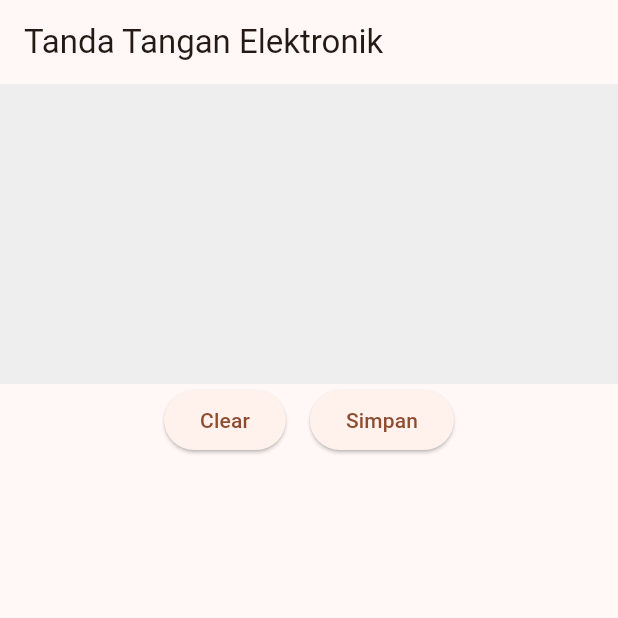
After one commit to PieByter/Flutter_Project, a Flutter app: the SignaturePage screen opened directly, on a phone screen of 412 x 824 dp, the top half of it. The commit adds this screen. Run offline on Flutter 3.47's test engine with Material 3 defaults, Android fonts, the light colour scheme and no system bars; drawn by our look-alikes of signature; our stand-ins replace hive, hive_flutter, image_picker, shared_preferences, sqflite; accounts and stored records are empty.

Commit message:
[ADD] Signature Page template

```diff
--- /dev/null
+++ b/lib/screens/main/signature_page.dart
@@ -0,0 +1,70 @@
+import 'dart:typed_data';
+import 'package:flutter/material.dart';
+import 'package:signature/signature.dart';
+import '../../config/preview_config.dart';
+
+@AppPreview(name: 'Signature Page', group: 'Signature')
+Widget signaturePageReview() {
+  return MaterialApp(home: SignaturePage(), debugShowCheckedModeBanner: false);
+}
+
+class SignaturePage extends StatefulWidget {
+  const SignaturePage({super.key});
+
+  @override
+  State<SignaturePage> createState() => _SignaturePageState();
+}
+
+class _SignaturePageState extends State<SignaturePage> {
+  final SignatureController _controller = SignatureController(
+    penStrokeWidth: 3,
+    penColor: Colors.black,
+    exportBackgroundColor: Colors.white,
+  );
+
+  Uint8List? _signatureImage;
+
+  @override
+  Widget build(BuildContext context) {
+    return Scaffold(
+      appBar: AppBar(title: Text('Tanda Tangan Elektronik')),
+      body: Column(
+        children: [
+          Signature(
+            controller: _controller,
+            height: 200,
+            backgroundColor: Colors.grey[200]!,
+          ),
+          Row(
+            mainAxisAlignment: MainAxisAlignment.center,
+            children: [
+              ElevatedButton(
+                child: Text('Clear'),
+                onPressed: () => _controller.clear(),
+              ),
+              SizedBox(width: 16),
+              ElevatedButton(
+                child: Text('Simpan'),
+                onPressed: () async {
+                  if (_controller.isNotEmpty) {
+                    final image = await _controller.toPngBytes();
+                    setState(() {
+                      _signatureImage = image;
+                    });
+                    // Upload image ke server, dapatkan link string
+                    // Simpan link string ke database
+                  }
+                },
+              ),
+            ],
+          ),
+          if (_signatureImage != null)
+            Padding(
+              padding: const EdgeInsets.all(16.0),
+              child: Image.memory(_signatureImage!),
+            ),
+        ],
+      ),
+    );
+  }
+}
--- a/lib/screens/main/transaction/transaction_page.dart
+++ b/lib/screens/main/transaction/transaction_page.dart
@@ -1,5 +1,5 @@
 import 'package:flutter/material.dart';
-import '../../../models/food.dart';
+// import '../../../models/food.dart';
 import '../../../models/transaction.dart';
 
 class TransactionPage extends StatelessWidget {
--- a/lib/services/user_service.dart
+++ b/lib/services/user_service.dart
@@ -2,7 +2,7 @@ import 'package:http/http.dart' as http;
 import 'dart:convert';
 import 'package:shared_preferences/shared_preferences.dart';
 import 'api_config.dart';
-import 'package:flutter/foundation.dart';
+// import 'package:flutter/foundation.dart';
 
 class UserService {
   static String baseUrl = ApiConfig.baseUrl;
--- a/pubspec.yaml
+++ b/pubspec.yaml
@@ -46,6 +46,7 @@ dependencies:
   image_picker: ^1.2.1
   intl: ^0.20.2
   flutter_staggered_grid_view: ^0.7.0
+  signature: ^6.3.0
 
 dev_dependencies:
   flutter_test:
```
Also changed, not shown: prompt.txt (added, +19 -0 lines), pubspec.lock.
